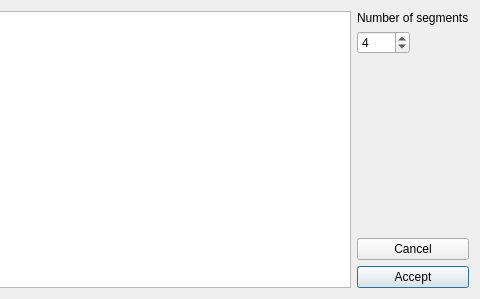
hobrasoft/simul6, file src/crosssectiondialog.ui: the form before one commit; both pictures show x 818 to 1298 and y 0 to 299 of the 1298 by 299 pixel window.
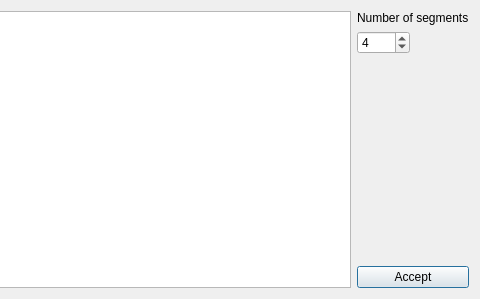
The form after the commit.

```diff
--- a/src/crosssectiondialog.ui
+++ b/src/crosssectiondialog.ui
@@ -14,21 +14,14 @@
    <string>Crosssections settings</string>
   </property>
   <layout class="QGridLayout" name="gridLayout">
-   <item row="2" column="1">
+   <item row="1" column="1">
     <widget class="QPushButton" name="pushButton">
      <property name="text">
       <string>Accept</string>
      </property>
     </widget>
    </item>
-   <item row="1" column="1">
-    <widget class="QPushButton" name="pushButton_2">
-     <property name="text">
-      <string>Cancel</string>
-     </property>
-    </widget>
-   </item>
-   <item row="0" column="0" rowspan="3">
+   <item row="0" column="0" rowspan="2">
     <widget class="QTableView" name="f_view">
      <attribute name="verticalHeaderMinimumSectionSize">
       <number>20</number>
```
Left out of the diff: 16 changed lines with no effect on the pictures.
